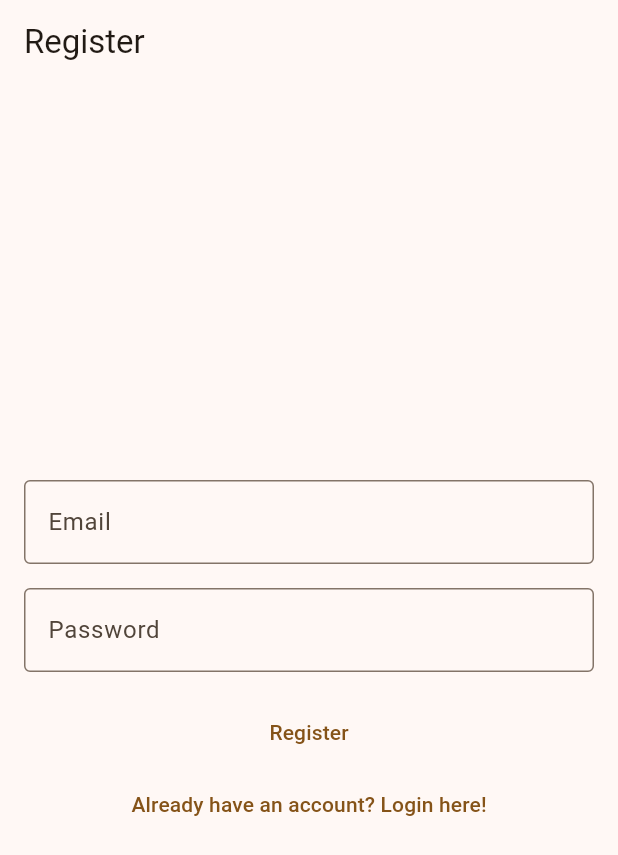
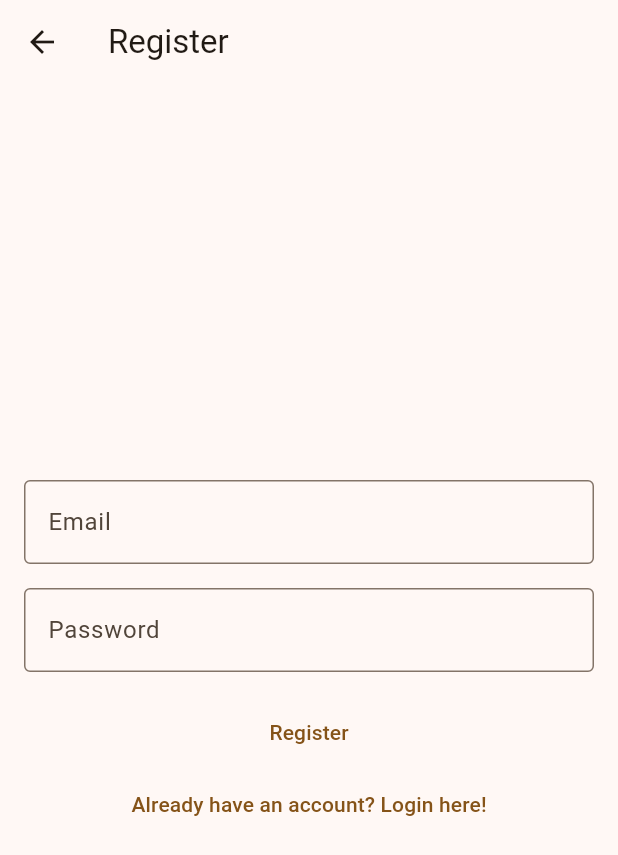
Before and after one commit to omar-makran/Notely, a Flutter app: the screen it shows after launch, after a tap on "Not registered yet? Register here!", on a phone screen of 412 x 824 dp. Shown: the top 855 px of the screen. Run offline on Flutter 3.47's test engine with Material 3 defaults, Android fonts, the phone set to English and light mode, and no system bars; our stand-ins replace firebase_auth, firebase_core; accounts and stored records are empty; network calls fail.

Commit message:
fix some navigation bugs

```diff
--- a/lib/main.dart
+++ b/lib/main.dart
@@ -29,6 +29,8 @@ class MyApp extends StatelessWidget {
       routes: {
         '/login/' : (context) => const LoginView(),
         '/register/' : (context) => const RegisterView(),
+        '/verify-email/' : (context) => const VerifyEmailView(),
+        '/notes/' : (context) => const NotesView(),
       },
       debugShowCheckedModeBanner: false,
     );
--- a/lib/views/login_view.dart
+++ b/lib/views/login_view.dart
@@ -87,6 +87,8 @@ class _LoginViewState extends State<LoginView> {
                     email: _email.text,
                     password: _password.text,
                   );
+                  if (!mounted) return;
+                  Navigator.of(context).popUntil((route) => route.isFirst);
                 } on FirebaseAuthException catch (e) {
                   if (!mounted) return;
                   if (e.code == 'invalid-credential') {
@@ -107,10 +109,7 @@ class _LoginViewState extends State<LoginView> {
             ),
             TextButton(
               onPressed: () {
-                Navigator.of(context).pushNamedAndRemoveUntil(
-                  '/register/',
-                  (route) => false,
-                );
+                Navigator.of(context).pushNamed('/register/');
               },
               child: const Text('Not registered yet? Register here!'),
             )
--- a/lib/views/verify_email_view.dart
+++ b/lib/views/verify_email_view.dart
@@ -29,7 +29,8 @@ class _VerifyEmailViewState extends State<VerifyEmailView> {
         child: Column(
           mainAxisAlignment: MainAxisAlignment.center,
           children: [
-            const Text('Please verify your email address.'),
+            const Text('A verification email has been sent to your email.'),
+            const Text('Please check your email inbox and verify your email.'),
             TextButton(
               onPressed: () async {
                 try {
```
Also changed, not shown: lib/views/register_view.dart (+5 -4 lines).
